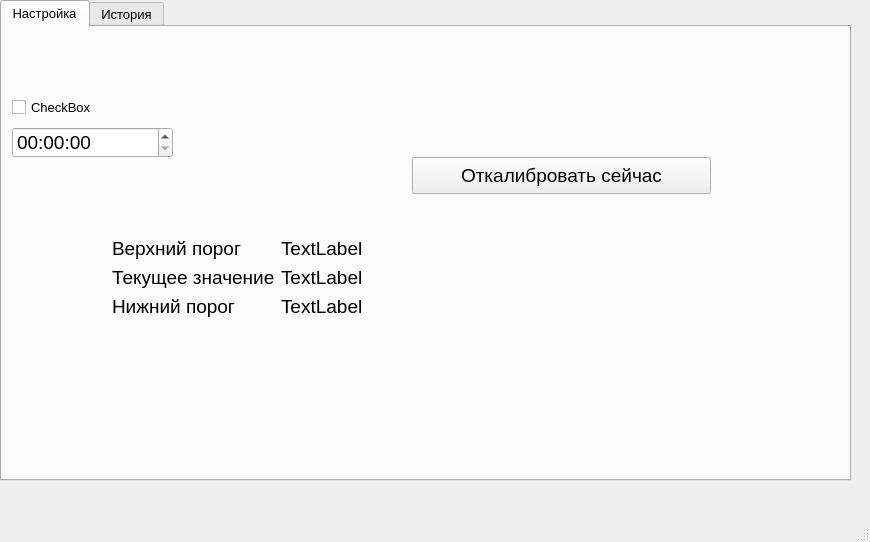
Above: Widgets/MainWindow.ui from Urmipie/Arduino_practic before the change. Below: the same form after it.
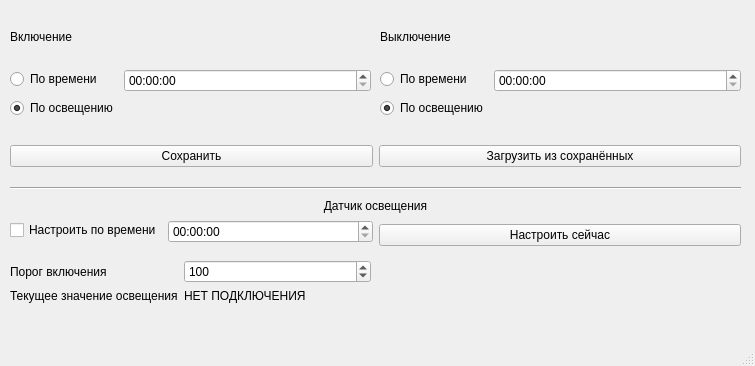
That is the form after the change. The open tabs and pages were chosen to show the change.

What changed in the file:
```diff
--- a/Widgets/MainWindow.ui
+++ b/Widgets/MainWindow.ui
@@ -6,205 +6,245 @@
    <rect>
     <x>0</x>
     <y>0</y>
-    <width>870</width>
-    <height>542</height>
+    <width>755</width>
+    <height>366</height>
    </rect>
   </property>
-  <property name="sizePolicy">
-   <sizepolicy hsizetype="Ignored" vsizetype="Ignored">
-    <horstretch>0</horstretch>
-    <verstretch>0</verstretch>
-   </sizepolicy>
-  </property>
-  <property name="mouseTracking">
-   <bool>false</bool>
-  </property>
-  <property name="acceptDrops">
-   <bool>false</bool>
-  </property>
   <property name="windowTitle">
    <string>MainWindow</string>
   </property>
-  <property name="toolButtonStyle">
-   <enum>Qt::ToolButtonTextOnly</enum>
-  </property>
-  <property name="tabShape">
-   <enum>QTabWidget::Rounded</enum>
-  </property>
   <widget class="QWidget" name="centralwidget">
-   <widget class="QTabWidget" name="tabWidget">
+   <widget class="QWidget" name="verticalLayoutWidget_4">
     <property name="geometry">
      <rect>
-      <x>0</x>
-      <y>0</y>
-      <width>851</width>
-      <height>481</height>
+      <x>10</x>
+      <y>10</y>
+      <width>361</width>
+      <height>111</height>
      </rect>
     </property>
-    <property name="font">
-     <font>
-      <pointsize>10</pointsize>
-     </font>
-    </property>
-    <property name="currentIndex">
-     <number>1</number>
-    </property>
-    <widget class="QWidget" name="tab">
-     <attribute name="title">
-      <string>Настройка</string>
-     </attribute>
-     <widget class="QTimeEdit" name="timeEdit">
-      <property name="geometry">
-       <rect>
-        <x>10</x>
-        <y>100</y>
-        <width>161</width>
-        <height>31</height>
-       </rect>
-      </property>
-      <property name="font">
-       <font>
-        <pointsize>14</pointsize>
-       </font>
-      </property>
-     </widget>
-     <widget class="QCheckBox" name="checkBox">
-      <property name="geometry">
-       <rect>
-        <x>10</x>
-        <y>70</y>
-        <width>81</width>
-        <height>20</height>
-       </rect>
-      </property>
-      <property name="text">
-       <string>CheckBox</string>
-      </property>
-     </widget>
-     <widget class="QWidget" name="formLayoutWidget">
-      <property name="geometry">
-       <rect>
-        <x>110</x>
-        <y>210</y>
-        <width>461</width>
-        <height>171</height>
-       </rect>
-      </property>
-      <layout class="QFormLayout" name="formLayout">
+    <layout class="QVBoxLayout" name="verticalLayout_4">
+     <item>
+      <widget class="QLabel" name="label_6">
+       <property name="text">
+        <string>Включение</string>
+       </property>
+      </widget>
+     </item>
+     <item>
+      <layout class="QFormLayout" name="formLayout_5">
        <item row="0" column="0">
-        <widget class="QLabel" name="label">
-         <property name="font">
-          <font>
-           <pointsize>14</pointsize>
-          </font>
-         </property>
+        <widget class="QRadioButton" name="radiobutton_turning_on_time">
          <property name="text">
-          <string>Верхний порог</string>
+          <string>По времени</string>
          </property>
+         <property name="checked">
+          <bool>false</bool>
+         </property>
         </widget>
        </item>
        <item row="0" column="1">
-        <widget class="QLabel" name="label_4">
-         <property name="font">
-          <font>
-           <pointsize>14</pointsize>
-          </font>
-         </property>
-         <property name="text">
-          <string>TextLabel</string>
-         </property>
-        </widget>
+        <widget class="QTimeEdit" name="timeEdit_on"/>
        </item>
        <item row="1" column="0">
-        <widget class="QLabel" name="label_2">
-         <property name="font">
-          <font>
-           <pointsize>14</pointsize>
-          </font>
-         </property>
+        <widget class="QRadioButton" name="radiobutton_turning_on_sensor">
          <property name="text">
-          <string>Текущее значение</string>
+          <string>По освещению</string>
          </property>
+         <property name="checked">
+          <bool>true</bool>
+         </property>
         </widget>
        </item>
-       <item row="1" column="1">
-        <widget class="QLabel" name="label_5">
-         <property name="font">
-          <font>
-           <pointsize>14</pointsize>
-          </font>
-         </property>
+      </layout>
+     </item>
+    </layout>
+   </widget>
+   <widget class="Line" name="line">
+    <property name="geometry">
+     <rect>
+      <x>10</x>
+      <y>180</y>
+      <width>731</width>
+      <height>16</height>
+     </rect>
+    </property>
+    <property name="orientation">
+     <enum>Qt::Horizontal</enum>
+    </property>
+   </widget>
+   <widget class="QWidget" name="horizontalLayoutWidget_4">
+    <property name="geometry">
+     <rect>
+      <x>10</x>
+      <y>220</y>
+      <width>731</width>
+      <height>31</height>
+     </rect>
+    </property>
+    <layout class="QHBoxLayout" name="horizontalLayout_4">
+     <item>
+      <layout class="QFormLayout" name="formLayout_6">
+       <item row="0" column="0">
+        <widget class="QCheckBox" name="checkBox_setup_by_time">
          <property name="text">
-          <string>TextLabel</string>
+          <string>Настроить по времени</string>
          </property>
         </widget>
        </item>
-       <item row="2" column="0">
-        <widget class="QLabel" name="label_3">
-         <property name="font">
-          <font>
-           <pointsize>14</pointsize>
-          </font>
+       <item row="0" column="1">
+        <widget class="QTimeEdit" name="timeEdit_setup"/>
+       </item>
+      </layout>
+     </item>
+     <item>
+      <widget class="QPushButton" name="setup_sensor_now">
+       <property name="text">
+        <string>Настроить сейчас</string>
+       </property>
+      </widget>
+     </item>
+    </layout>
+   </widget>
+   <widget class="QLabel" name="label_7">
+    <property name="geometry">
+     <rect>
+      <x>10</x>
+      <y>190</y>
+      <width>731</width>
+      <height>31</height>
+     </rect>
+    </property>
+    <property name="text">
+     <string>Датчик освещения</string>
+    </property>
+    <property name="alignment">
+     <set>Qt::AlignCenter</set>
+    </property>
+   </widget>
+   <widget class="QWidget" name="verticalLayoutWidget_3">
+    <property name="geometry">
+     <rect>
+      <x>380</x>
+      <y>10</y>
+      <width>361</width>
+      <height>111</height>
+     </rect>
+    </property>
+    <layout class="QVBoxLayout" name="verticalLayout_3">
+     <item>
+      <widget class="QLabel" name="label_5">
+       <property name="text">
+        <string>Выключение</string>
+       </property>
+      </widget>
+     </item>
+     <item>
+      <layout class="QFormLayout" name="formLayout_4">
+       <item row="0" column="0">
+        <widget class="QRadioButton" name="radiobutton_turning_off_time">
+         <property name="enabled">
+          <bool>true</bool>
          </property>
          <property name="text">
-          <string>Нижний порог</string>
+          <string>По времени</string>
          </property>
+         <property name="checked">
+          <bool>false</bool>
+         </property>
         </widget>
        </item>
-       <item row="2" column="1">
-        <widget class="QLabel" name="label_6">
-         <property name="font">
-          <font>
-           <pointsize>14</pointsize>
-          </font>
-         </property>
+       <item row="0" column="1">
+        <widget class="QTimeEdit" name="timeEdit_off"/>
+       </item>
+       <item row="1" column="0">
+        <widget class="QRadioButton" name="radiobutton_turning_off_sensor">
          <property name="text">
-          <string>TextLabel</string>
+          <string>По освещению</string>
          </property>
+         <property name="checked">
+          <bool>true</bool>
+         </property>
         </widget>
        </item>
       </layout>
-     </widget>
-     <widget class="QPushButton" name="pushButton">
-      <property name="geometry">
-       <rect>
-        <x>410</x>
-        <y>130</y>
-        <width>299</width>
-        <height>37</height>
-       </rect>
-      </property>
-      <property name="font">
-       <font>
-        <pointsize>14</pointsize>
-       </font>
-      </property>
-      <property name="text">
-       <string>Откалибровать сейчас</string>
-      </property>
-     </widget>
-    </widget>
-    <widget class="QWidget" name="tab_2">
-     <attribute name="title">
-      <string>История</string>
-     </attribute>
-     <widget class="QTableWidget" name="tableWidget">
-      <property name="enabled">
-       <bool>true</bool>
-      </property>
-      <property name="geometry">
-       <rect>
-        <x>10</x>
-        <y>10</y>
-        <width>821</width>
-        <height>431</height>
-       </rect>
-      </property>
-      <property name="editTriggers">
-       <set>QAbstractItemView::NoEditTriggers</set>
-      </property>
-     </widget>
-    </widget>
+     </item>
+    </layout>
+   </widget>
+   <widget class="QWidget" name="formLayoutWidget_3">
+    <property name="geometry">
+     <rect>
+      <x>10</x>
+      <y>260</y>
+      <width>361</width>
+      <height>51</height>
+     </rect>
+    </property>
+    <layout class="QFormLayout" name="formLayout_7">
+     <item row="0" column="0">
+      <widget class="QLabel" name="label_8">
+       <property name="text">
+        <string>Порог включения</string>
+       </property>
+      </widget>
+     </item>
+     <item row="0" column="1">
+      <widget class="QSpinBox" name="spinBox_threshold">
+       <property name="minimum">
+        <number>0</number>
+       </property>
+       <property name="maximum">
+        <number>600</number>
+       </property>
+       <property name="stepType">
+        <enum>QAbstractSpinBox::DefaultStepType</enum>
+       </property>
+       <property name="value">
+        <number>100</number>
+       </property>
+      </widget>
+     </item>
+     <item row="1" column="0">
+      <widget class="QLabel" name="label_9">
+       <property name="text">
+        <string>Текущее значение освещения</string>
+       </property>
+      </widget>
+     </item>
+     <item row="1" column="1">
+      <widget class="QLabel" name="label_sensor_state">
+       <property name="text">
+        <string>НЕТ ПОДКЛЮЧЕНИЯ</string>
+       </property>
+      </widget>
+     </item>
+    </layout>
+   </widget>
+   <widget class="QWidget" name="horizontalLayoutWidget_3">
+    <property name="geometry">
+     <rect>
+      <x>10</x>
+      <y>130</y>
+      <width>731</width>
+      <height>52</height>
+     </rect>
+    </property>
+    <layout class="QHBoxLayout" name="horizontalLayout_3">
+     <item>
+      <widget class="QPushButton" name="button_save_mode">
+       <property name="text">
+        <string>Сохранить</string>
+       </property>
+      </widget>
+     </item>
+     <item>
+      <widget class="QPushButton" name="button_load_mode">
+       <property name="text">
+        <string>Загрузить из сохранённых</string>
+       </property>
+      </widget>
+     </item>
+    </layout>
    </widget>
   </widget>
   <widget class="QMenuBar" name="menubar">
```
Left out of the diff: 2 changed lines with no effect on the pictures.
